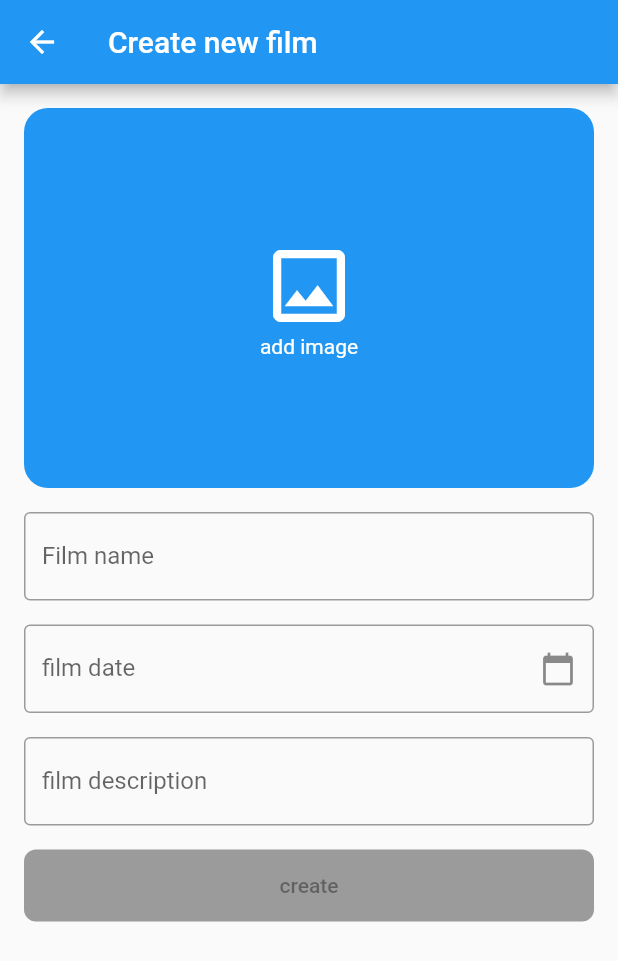
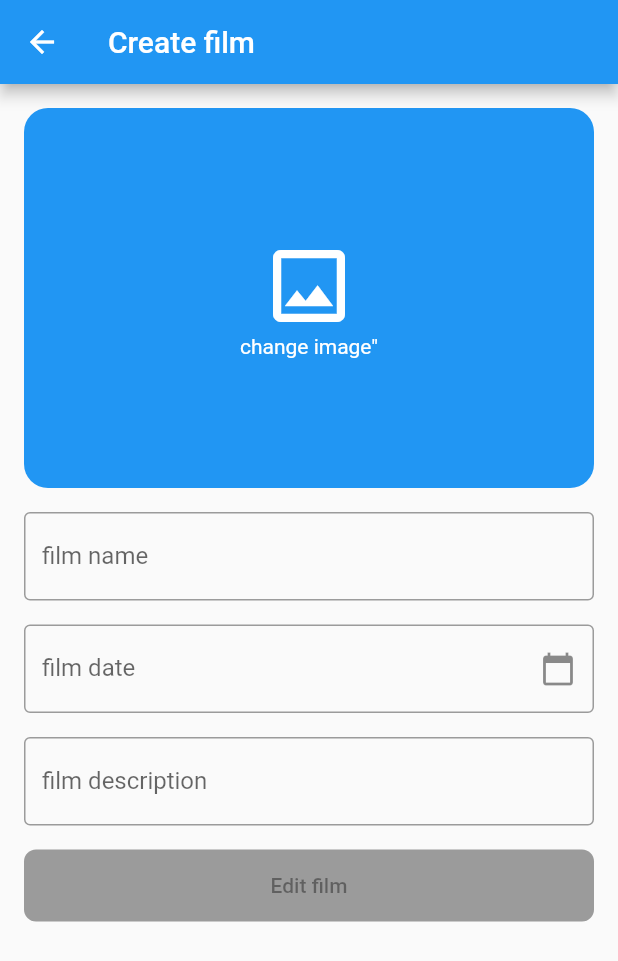
Before and after one commit to vlad-bel/attract_group_test, a Flutter app: the screen it shows after launch, after a tap on the "add" icon, on a phone screen of 412 x 824 dp. Shown: the top 961 px of the screen. Run offline on Flutter 3.47's test engine with Material 2 defaults, Android fonts, the phone set to English and light mode, and no system bars; our stand-ins replace bloc, cached_network_image, flutter_bloc, image_picker; network calls fail.

Commit message:
add final edits

```diff
--- a/lib/data/model/film.dart
+++ b/lib/data/model/film.dart
@@ -1,4 +1,5 @@
 import 'package:flutter/cupertino.dart';
+import 'package:intl/intl.dart';
 
 class Film {
   final int id;
--- a/lib/main.dart
+++ b/lib/main.dart
@@ -8,6 +8,7 @@ import 'package:attract_group_test/ui/screen/list_screen/list_screen.dart';
 import 'package:attract_group_test/ui/util/mocks.dart';
 import 'package:flutter/material.dart';
 import 'package:flutter_bloc/flutter_bloc.dart';
+import 'package:intl/intl.dart';
 import 'package:provider/provider.dart';
 import 'package:http/http.dart' as http;
 
--- a/lib/ui/screen/edit_screen/edit_screen.dart
+++ b/lib/ui/screen/edit_screen/edit_screen.dart
@@ -9,6 +9,8 @@ import 'package:attract_group_test/ui/screen/edit_screen/confirm_button/confirm_
 import 'package:attract_group_test/ui/screen/edit_screen/photo_picker/photo_picker.dart';
 import 'package:attract_group_test/ui/screen/edit_screen/textfield/pickers.dart';
 import 'package:attract_group_test/ui/screen/edit_screen/textfield/textfield.dart';
+import 'package:attract_group_test/ui/util/strings.dart';
+import 'package:attract_group_test/ui/util/time_formatter.dart';
 import 'package:flutter/cupertino.dart';
 import 'package:flutter/material.dart';
 import 'package:flutter_bloc/flutter_bloc.dart';
@@ -39,14 +41,25 @@ class _EditScreenState extends State<EditScreen> {
 
   @override
   void initState() {
-    // TODO: implement initState
     super.initState();
 
     nameController = TextEditingController(text: widget.film?.name ?? '');
     dateController =
-        TextEditingController(text: widget.film?.time?.toString() ?? '');
+        TextEditingController(text: widget.film != null ? getStringFromDateTime(widget.film?.time) :  '');
     descriptionController =
         TextEditingController(text: widget.film?.description ?? '');
+  }
+
+  @override
+  void dispose() {
+    super.dispose();
+    nameController.dispose();
+    dateController.dispose();
+    descriptionController.dispose();
+
+    nameFocusNode.dispose();
+    dateFocusNode.dispose();
+    descriptionFocusNode.dispose();
   }
 
   @override
@@ -60,21 +73,12 @@ class _EditScreenState extends State<EditScreen> {
       },
       child: BlocConsumer<EditScreenBloc, EditScreenState>(
         listener: (BuildContext context, state) {
-          var bloc = context.bloc<EditScreenBloc>();
-
-          // if (state is TypeNameState) {
-          //   nameController.text = state.text;
-          // }
-          //
-          // if (state is TypeDateState) {
-          //   dateController.text = state.dateText;
-          // }
-          // if (state is TypeDescriptionState) {
-          //   descriptionController.text = state.text;
-          // }
-
           if (state is NavigateBackState) {
             Navigator.of(context).pop();
+          }
+
+          if(state is TypeDateState){
+            dateController.text = state.dateText;
           }
         },
         builder: (BuildContext context, EditScreenState state) {
@@ -110,16 +114,18 @@ class _EditScreenState extends State<EditScreen> {
   Widget _buildAppbar() {
     if (Platform.isAndroid) {
       return AppBar(
-        title: Text(widget.film != null ? "Edit film" : "Create new film"),
+        title: Text(widget.film != null ? editFilmTitle : createFilmTitle),
         leading: IconButton(
           icon: Icon(Icons.arrow_back),
-          onPressed: () {},
+          onPressed: () {
+            Navigator.of(context).pop();
+          },
         ),
       );
     }
 
     return CupertinoNavigationBar(
-      middle: Text(widget.film != null ? "Edit film" : "Create new film"),
+      middle: Text(widget.film != null ? editFilmTitle : createFilmTitle),
       leading: CupertinoButton(
         child: Icon(
           Icons.arrow_back_ios,
@@ -151,7 +157,7 @@ class _EditScreenState extends State<EditScreen> {
         AdaptiveTextField(
           controller: nameController,
           focusNode: nameFocusNode,
-          label: "Film name",
+          label: filmNameLabel,
           onChange: (text) {
             bloc.add(TypeNameEvent(text));
           },
@@ -161,7 +167,7 @@ class _EditScreenState extends State<EditScreen> {
                 ? await showAndroidPickers(context)
                 : await showIosPickeres(context);
             if (selectedDateTime != null) {
-              bloc.add(PickDateEvent(selectedDateTime.toString()));
+              bloc.add(PickDateEvent(getStringFromDateTime(selectedDateTime)));
             }
             FocusScope.of(context).requestFocus(descriptionFocusNode);
           },
@@ -172,7 +178,7 @@ class _EditScreenState extends State<EditScreen> {
         AdaptiveTextField(
           controller: dateController,
           focusNode: dateFocusNode,
-          label: "film date",
+          label: filmDateLabel,
           mode: Mode.date,
           onDatePick: (date) {
             bloc.add(PickDateEvent(dateController.text));
@@ -185,7 +191,7 @@ class _EditScreenState extends State<EditScreen> {
         AdaptiveTextField(
           controller: descriptionController,
           focusNode: descriptionFocusNode,
-          label: "film description",
+          label: filmDescriptionLabel,
           inputAction: TextInputAction.done,
           onSubmitted: (text) {
             FocusScope.of(context).requestFocus(null);
@@ -204,15 +210,16 @@ class _EditScreenState extends State<EditScreen> {
   Widget _buildConfirmButton(BuildContext context, EditScreenState state) {
     final bloc = context.bloc<EditScreenBloc>();
     return ConfirmButton(
-      label: state.type == ScreenType.create ? "create" : "edit",
+      label: state.type == ScreenType.create ? editFilmTitle : createFilmTitle,
       onPressed: state is ValidForms
           ? () {
               if (state.type == ScreenType.create) {
                 bloc.add(AddNewFilmEvent());
                 return;
               }
+
               return bloc.add(ChangeExistFilmEvent(
-                image: state.image ?? File(widget.film.image) ,
+                image: state.image ?? File(widget.film.image),
                 name: nameController.text,
                 date: dateController.text,
                 description: descriptionController.text,
--- a/lib/ui/screen/edit_screen/textfield/textfield.dart
+++ b/lib/ui/screen/edit_screen/textfield/textfield.dart
@@ -1,6 +1,7 @@
 import 'dart:io';
 
 import 'package:attract_group_test/ui/screen/edit_screen/textfield/pickers.dart';
+import 'package:attract_group_test/ui/util/time_formatter.dart';
 import 'package:flutter/cupertino.dart';
 import 'package:flutter/material.dart';
 
@@ -71,7 +72,7 @@ class AdaptiveTextField extends StatelessWidget {
       onTap: () async {
         var selectedDateTime = await showAndroidPickers(context);
         if (selectedDateTime != null) {
-          controller.text = selectedDateTime.toString();
+          controller.text = getStringFromDateTime(selectedDateTime);
         }
         onDatePick(selectedDateTime);
       },
@@ -103,7 +104,7 @@ class AdaptiveTextField extends StatelessWidget {
       ),
       onTap: () async {
         var selectedDateTime = await showIosPickeres(context);
-        controller.text = selectedDateTime.toString();
+        controller.text = getStringFromDateTime(selectedDateTime);
         onDatePick(selectedDateTime);
       },
     );
--- a/lib/ui/screen/list_screen/bloc/list_screen_bloc.dart
+++ b/lib/ui/screen/list_screen/bloc/list_screen_bloc.dart
@@ -46,6 +46,7 @@ class ListScreenBloc extends Bloc<ListScreenEvent, ListScreenState> {
       filmInteractor.cachedFilms = await filmInteractor.getFilms();
       return SuccesState(filmInteractor.cachedFilms);
     } catch (e) {
+      print("ошибка $e");
       return ErrorState(exception: e);
     }
   }
--- a/lib/ui/screen/list_screen/bloc/list_screen_state.dart
+++ b/lib/ui/screen/list_screen/bloc/list_screen_state.dart
@@ -6,7 +6,7 @@ class ListScreenState {}
 class LoadingState extends ListScreenState {}
 
 class ErrorState extends ListScreenState {
-  final Exception exception;
+  final StateError exception;
 
   ErrorState({@required this.exception});
 }
--- a/lib/ui/screen/list_screen/widgets/appbar/appbar.dart
+++ b/lib/ui/screen/list_screen/widgets/appbar/appbar.dart
@@ -1,5 +1,6 @@
 import 'dart:io';
 
+import 'package:attract_group_test/ui/util/strings.dart';
 import 'package:flutter/cupertino.dart';
 import 'package:flutter/material.dart';
 
@@ -8,14 +9,13 @@ class Appbar extends StatelessWidget {
   Widget build(BuildContext context) {
     if (Platform.isAndroid) {
       return SliverAppBar(
-        ///TODO стиль текста в теме
         title: Text(
-          "Film list",
+          listScreenTitle,
         ),
       );
     }
     return CupertinoSliverNavigationBar(
-      largeTitle: Text("List screen"),
+      largeTitle: Text(listScreenTitle),
     );
   }
 }
--- a/lib/ui/screen/list_screen/widgets/film_list/film_list.dart
+++ b/lib/ui/screen/list_screen/widgets/film_list/film_list.dart
@@ -3,6 +3,7 @@ import 'dart:io';
 import 'package:attract_group_test/data/model/film.dart';
 import 'package:attract_group_test/ui/screen/list_screen/widgets/film_card/film_card.dart';
 import 'package:flutter/cupertino.dart';
+import 'package:flutter/gestures.dart';
 
 class FilmList extends StatelessWidget {
   final List<Film> filmList;
@@ -67,7 +68,6 @@ class FilmList extends StatelessWidget {
             onDismissed: (direction) {
               onDismissed(index);
             },
-            behavior: HitTestBehavior.deferToChild,
           );
         },
         childCount: filmList.length,
--- a/lib/ui/screen/list_screen/widgets/new_film_button/new_film_button.dart
+++ b/lib/ui/screen/list_screen/widgets/new_film_button/new_film_button.dart
@@ -1,5 +1,6 @@
 import 'dart:io';
 
+import 'package:attract_group_test/ui/util/strings.dart';
 import 'package:flutter/cupertino.dart';
 import 'package:flutter/material.dart';
 
@@ -26,7 +27,7 @@ class NewFilmButton extends StatelessWidget {
       child: CupertinoButton(
         ///TODO стиль текста в теме
         child: Text(
-          'add',
+          addFilmText,
           style: TextStyle(
             color: Colors.white,
           ),
--- a/lib/ui/util/strings.dart
+++ b/lib/ui/util/strings.dart
@@ -1 +1,17 @@
 const listScreenTitle = 'Movies List';
+const errorTitle = 'error! try refresh page';
+const addFilmText = 'add';
+const editFilmTitle = 'Edit film';
+const createFilmTitle = 'Create film';
+
+const filmNameLabel = 'film name';
+const filmDateLabel = 'film date';
+const filmDescriptionLabel = 'film description';
+
+const pickerButtonTitle = 'pick';
+const photoPickerTitle = 'change image"';
+const cameraPickTitle = 'Camera';
+const galleryPickTitle = 'Gallery';
+
+const alertDialogTitle = 'Image picker';
+const alertDialogContent = 'Selecting a photo from the camera or from the gallery?"';
--- a/pubspec.yaml
+++ b/pubspec.yaml
@@ -31,7 +31,8 @@ dependencies:
   flutter_bloc: ^6.1.1
   bloc: ^6.1.0
   image_picker: ^0.6.7+14
-  provider: ^4.3.2+2
+  intl: ^0.16.1
+  cached_network_image: ^2.4.1
 
 dev_dependencies:
   flutter_test:
```
Also changed, not shown: lib/ui/screen/details_screen/details_screen.dart (+11 -5 lines), lib/ui/screen/details_screen/widget/popup_button.dart (+11 -5 lines), lib/ui/screen/edit_screen/bloc/edit_screen_bloc.dart (+5 -5 lines), lib/ui/screen/edit_screen/photo_picker/photo_picker.dart (+10 -12 lines), lib/ui/screen/edit_screen/textfield/pickers.dart (+5 -4 lines), lib/ui/screen/list_screen/list_screen.dart (+15 -20 lines), lib/ui/screen/list_screen/widgets/film_card/film_card.dart (+18 -6 lines), lib/ui/util/time_formatter.dart (added, +11 -0 lines), pubspec.lock, 3 other files.
